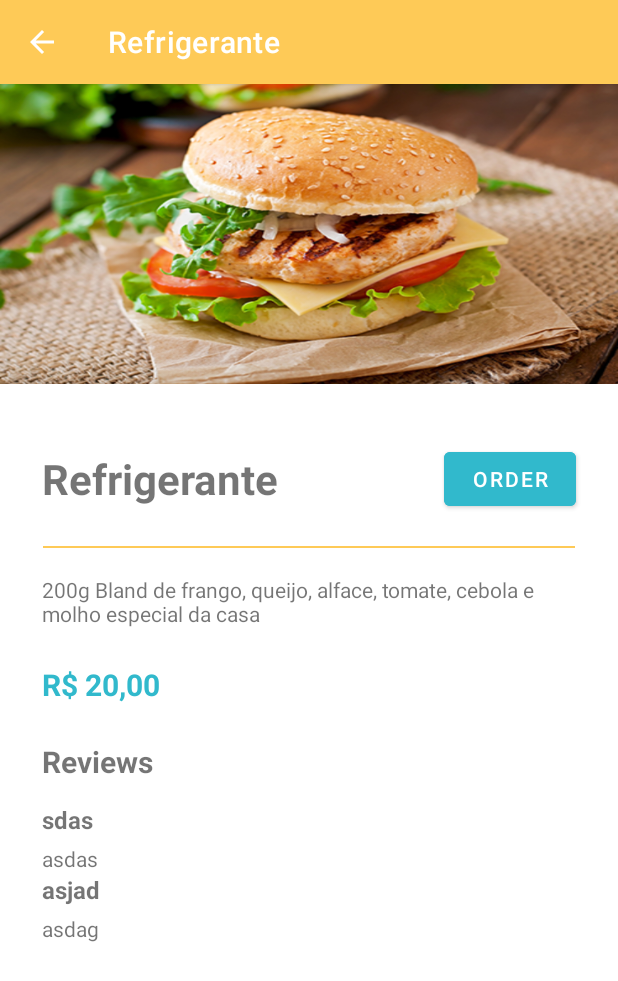
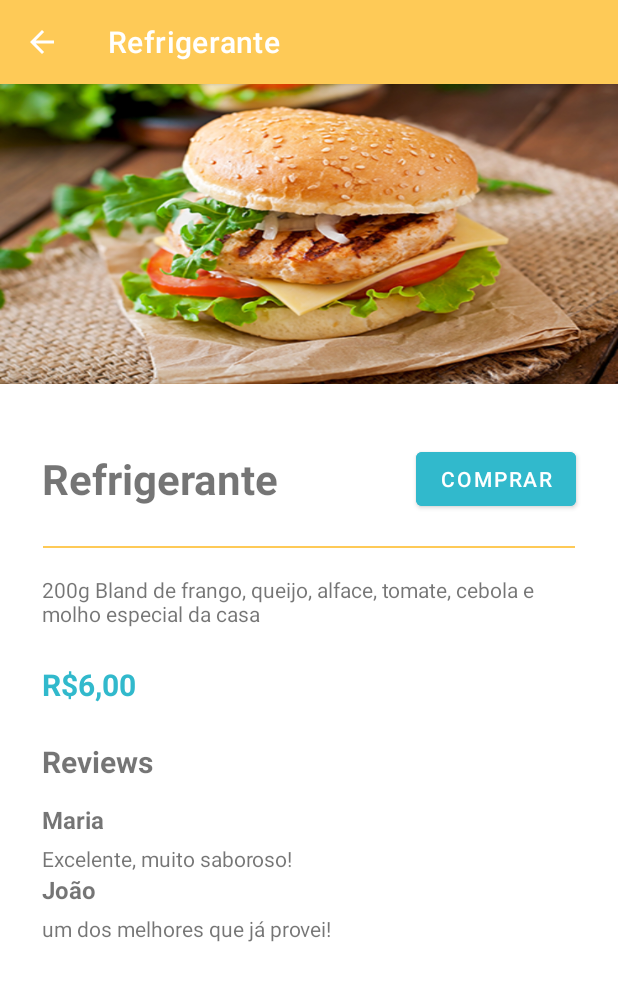
Before and after one commit to Tamiresp/Restaurant, an Android app: the screen it shows after launch (FoodDetailActivity), after a tap on "Refrigerante", on a phone screen of 412 x 824 dp. Shown: the top 981 px of the screen. Run offline under Robolectric (Android 15) with nearby library versions, the phone set to English and light mode, and no system bars.

Commit message:
Ajuste de imagens e textos

```diff
--- a/app/src/main/java/com/example/restaurant/Food.kt
+++ b/app/src/main/java/com/example/restaurant/Food.kt
@@ -1,5 +1,11 @@
 package com.example.restaurant
 
+import android.graphics.drawable.Drawable
+import android.widget.ImageView
+
 data class Food(
-    val name: String
+    val name: String,
+    val img: Drawable,
+    val price: String
+
 )
--- a/app/src/main/java/com/example/restaurant/FoodAdapter.kt
+++ b/app/src/main/java/com/example/restaurant/FoodAdapter.kt
@@ -5,6 +5,7 @@ import android.content.Intent
 import android.view.LayoutInflater
 import android.view.View
 import android.view.ViewGroup
+import android.widget.ImageView
 import android.widget.TextView
 import androidx.cardview.widget.CardView
 import androidx.recyclerview.widget.RecyclerView
@@ -22,6 +23,9 @@ class FoodAdapter(var food: ArrayList<Food>, context: Context) :
         holder.card.setOnClickListener {
             val intent = Intent(context, FoodDetailActivity::class.java).apply {
                 putExtra("name", holder.foodName.text)
+//                putExtra("img", holder.imgHamb.drawable)
+                putExtra("price", holder.price.text)
+
             }
             context.startActivity(intent)
         }
@@ -32,9 +36,13 @@ class FoodAdapter(var food: ArrayList<Food>, context: Context) :
     inner class FoodViewHolder(view: View) : RecyclerView.ViewHolder(view) {
         val foodName: TextView = view.findViewById(R.id.name)
         val card: CardView = view.findViewById(R.id.cardView)
+        val imgHamb: ImageView = view.findViewById(R.id.imageView)
+        val price: TextView = view.findViewById(R.id.price)
 
         fun bind(food: Food) {
             foodName.text = food.name
+            imgHamb.setImageDrawable(food.img);
+            price.text = food.price
         }
     }
 }
--- a/app/src/main/java/com/example/restaurant/FoodDetailActivity.kt
+++ b/app/src/main/java/com/example/restaurant/FoodDetailActivity.kt
@@ -24,11 +24,15 @@ class FoodDetailActivity : AppCompatActivity() {
 
         val intent = intent
         val name: String? = intent.getStringExtra("name")
+        val price: String? = intent.getStringExtra("price")
+
         supportActionBar?.title = name
 
-        items.addAll(listOf(Reviews("sdas", "asdas"), Reviews("asjad", "asdag")))
+        items.addAll(listOf(Reviews("Maria", "Excelente, muito saboroso!"), Reviews("João", "um dos melhores que já provei!")))
+
 
         findViewById<TextView>(R.id.food_title).text = name
+        findViewById<TextView>(R.id.priceDetail).text = price
 
         findViewById<RecyclerView>(R.id.reviews_list).apply {
             layoutManager = LinearLayoutManager(context)
--- a/app/src/main/java/com/example/restaurant/HomeActivity.kt
+++ b/app/src/main/java/com/example/restaurant/HomeActivity.kt
@@ -17,8 +17,8 @@ class HomeActivity : AppCompatActivity() {
         super.onCreate(savedInstanceState)
         setContentView(R.layout.activity_home)
 
-        foods.addAll(listOf(Food("X-Frango"), Food("Bacon"), Food("Vegetariano")))
-        drinks.addAll(listOf(Food("Refrigerante"), Food("Caipirinha"), Food("Cerveja")))
+        foods.addAll(listOf(Food("X-Frango", resources.getDrawable(R.drawable.x_frango), "R$20,00"), Food("Picanha", resources.getDrawable(R.drawable.supremo), "R$28,00"), Food("Junior", resources.getDrawable(R.drawable.junior), "R$16,00")))
+        drinks.addAll(listOf(Food("Refrigerante",resources.getDrawable(R.drawable.refrigerante), "R$6,00"), Food("Drinks", resources.getDrawable(R.drawable.drinks2), "R$13,00"), Food("Cervejas", resources.getDrawable(R.drawable.cerveja), "R$7,00")))
 
         findViewById<RecyclerView>(R.id.hamburg_list).apply {
             layoutManager = LinearLayoutManager(context, RecyclerView.HORIZONTAL, false)
--- a/app/src/main/res/layout/activity_food_detail.xml
+++ b/app/src/main/res/layout/activity_food_detail.xml
@@ -72,7 +72,7 @@
         app:layout_constraintTop_toBottomOf="@+id/view" />
 
     <TextView
-        android:id="@+id/textView4"
+        android:id="@+id/priceDetail"
         android:layout_width="wrap_content"
         android:layout_height="wrap_content"
         android:layout_marginStart="28dp"
@@ -97,7 +97,7 @@
         android:textSize="20sp"
         android:textStyle="bold"
         app:layout_constraintStart_toStartOf="parent"
-        app:layout_constraintTop_toBottomOf="@+id/textView4" />
+        app:layout_constraintTop_toBottomOf="@+id/priceDetail" />
 
     <androidx.recyclerview.widget.RecyclerView
         android:id="@+id/reviews_list"
--- a/app/src/main/res/values/strings.xml
+++ b/app/src/main/res/values/strings.xml
@@ -4,7 +4,7 @@
     <string name="splashimage">splashImage</string>
     <string name="home_title">What do you\nhave a taste for?</string>
     <string name="sub_text">1240 Restaurants available</string>
-    <string name="order">Order</string>
+    <string name="order">Comprar</string>
     <string name="x_frango_text">200g Bland de frango, queijo, alface, tomate, cebola e molho especial da casa</string>
     <string name="food_price">R$ 20,00</string>
     <string name="reviews_text">Reviews</string>
```
Also changed, not shown: app/src/main/res/drawable/blue.jpg (added), app/src/main/res/drawable/cerveja.jpg (added), app/src/main/res/drawable/drinks.png (added), app/src/main/res/drawable/drinks2.jpg (added), app/src/main/res/drawable/junior.jpg (added), app/src/main/res/drawable/morango.jpg (added), app/src/main/res/drawable/refrigerante.jpg (added), app/src/main/res/drawable/supremo.jpg (added), app/src/main/res/drawable/x_picanha.jpg (added), 1 other file.
